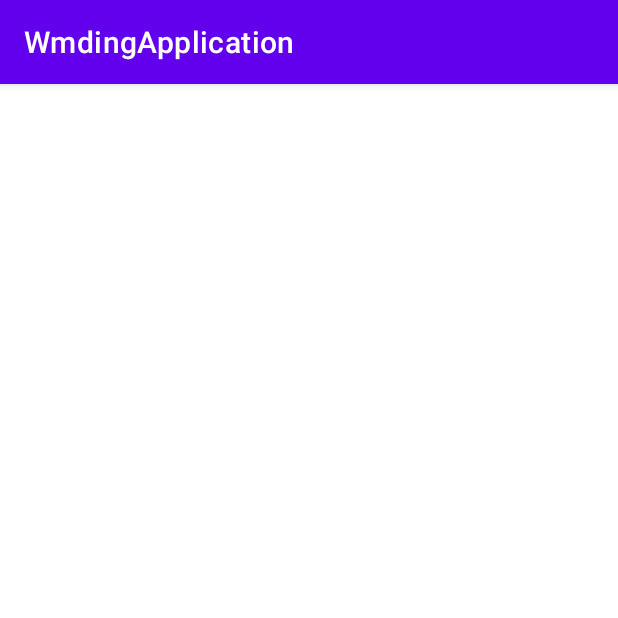
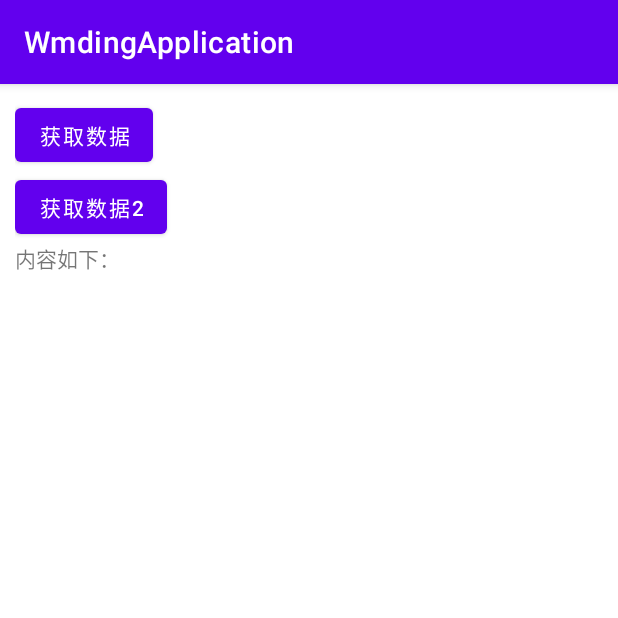
Before and after one commit to wmdkanhai/WmdingApplication, an Android app: the HandlerTestActivity screen opened directly, with no data from a screen before it, on a phone screen of 412 x 824 dp, the top half of it. Run offline under Robolectric (Android 15) with nearby library versions, the phone set to English and light mode, and no system bars.

Commit message:
add：Handler的基本使用

```diff
--- a/commonlib/src/main/java/com/wmding/commonlib/CommonActivity.java
+++ b/commonlib/src/main/java/com/wmding/commonlib/CommonActivity.java
@@ -33,9 +33,12 @@ public class CommonActivity extends AppCompatActivity {
     }
 
     public void handler(View view) {
-
+        Intent intent = new Intent(this, HandlerTestActivity.class);
+        startActivity(intent);
     }
 
     public void imageView(View view) {
+        Intent intent = new Intent(this, ImageViewActivity.class);
+        startActivity(intent);
     }
 }
--- a/commonlib/src/main/java/com/wmding/commonlib/HandlerTestActivity.java
+++ b/commonlib/src/main/java/com/wmding/commonlib/HandlerTestActivity.java
@@ -1,14 +1,141 @@
 package com.wmding.commonlib;
 
+import androidx.annotation.NonNull;
 import androidx.appcompat.app.AppCompatActivity;
 
+import android.app.Activity;
 import android.os.Bundle;
+import android.os.Handler;
+import android.os.Looper;
+import android.os.Message;
+import android.view.View;
+import android.widget.Button;
+import android.widget.TextView;
 
-public class HandlerTestActivity extends AppCompatActivity {
+import com.wmding.commonlib.utils.ThreadUtil;
+
+import java.lang.ref.WeakReference;
+
+public class HandlerTestActivity extends AppCompatActivity implements View.OnClickListener {
+
+    private TextView textView;
+    private Button btnGetData;
+    private Button btnGetData2;
+    private static final int UPDATE_TEXT_VIEW = 0;
+    private Handler handler;
+    private MyHandler myHandler;
 
     @Override
     protected void onCreate(Bundle savedInstanceState) {
         super.onCreate(savedInstanceState);
         setContentView(R.layout.activity_handler_test);
+
+        initView();
+        initData();
+    }
+
+    private void initView() {
+        textView = findViewById(R.id.textView);
+        textView.append("内容如下：\n");
+        btnGetData = findViewById(R.id.btn_get_data);
+        btnGetData.setOnClickListener(this);
+
+
+        btnGetData2 = findViewById(R.id.btn_get_data2);
+        btnGetData2.setOnClickListener(this);
+    }
+
+    private void initData() {
+        handler = new Handler(Looper.getMainLooper()) {
+            @Override
+            public void handleMessage(@NonNull Message msg) {
+                super.handleMessage(msg);
+                if (msg.what == UPDATE_TEXT_VIEW) {
+                    textView.append(msg.obj + "\n");
+                }
+            }
+        };
+
+        myHandler = new MyHandler(this);
+    }
+
+    @Override
+    public void onClick(View v) {
+        if (v.getId() == btnGetData.getId()) {
+            // 有内存泄漏
+            getData();
+        } else if (v.getId() == btnGetData2.getId()) {
+            // 无内存泄漏
+            getData2();
+        }
+    }
+
+
+    private void getData() {
+        ThreadUtil.getThreadPool().execute(new Runnable() {
+            @Override
+            public void run() {
+                // 模拟发送请求到服务端，获取数据
+                String response = "hello wmding, welcome!!!";
+
+                // 使用Handler进行更新UI
+                Message message = new Message();
+                message.what = UPDATE_TEXT_VIEW;
+                message.obj = response;
+                handler.sendMessageDelayed(message, 20000);
+            }
+        });
+    }
+
+
+    private void getData2() {
+        ThreadUtil.getThreadPool().execute(new Runnable() {
+            @Override
+            public void run() {
+                // 模拟发送请求到服务端，获取数据
+                String response = "hello wmding, welcome!!!";
+
+                // 使用Handler进行更新UI
+                Message message = new Message();
+                message.what = UPDATE_TEXT_VIEW;
+                message.obj = response;
+                myHandler.sendMessageDelayed(message, 20000);
+            }
+        });
+    }
+
+
+    public static class MyHandler extends Handler {
+        private WeakReference<HandlerTestActivity> mReference;
+
+        public MyHandler(HandlerTestActivity activity) {
+            mReference = new WeakReference<>(activity);
+        }
+
+        @Override
+        public void handleMessage(@NonNull Message msg) {
+            super.handleMessage(msg);
+
+            //获取弱引用Activity对象
+            HandlerTestActivity activity = mReference.get();
+
+            switch (msg.what) {
+                case UPDATE_TEXT_VIEW:
+                    activity.textView.append(msg.obj + "\n");
+                    break;
+                default:
+                    break;
+            }
+        }
+    }
+
+    @Override
+    protected void onDestroy() {
+        super.onDestroy();
+
+        //移除handler所有消息
+        if (myHandler != null) {
+            myHandler.removeCallbacksAndMessages(null);
+        }
     }
 }
--- a/commonlib/src/main/res/layout/activity_handler_test.xml
+++ b/commonlib/src/main/res/layout/activity_handler_test.xml
@@ -6,4 +6,32 @@
         android:layout_height="match_parent"
         tools:context=".HandlerTestActivity">
 
+    <LinearLayout
+            android:padding="10dp"
+            android:orientation="vertical"
+            android:layout_width="match_parent"
+            android:layout_height="match_parent"
+            app:layout_constraintEnd_toEndOf="parent"
+            app:layout_constraintStart_toStartOf="parent"
+            app:layout_constraintTop_toTopOf="parent"
+            app:layout_constraintBottom_toBottomOf="parent">
+
+        <Button
+                android:id="@+id/btn_get_data"
+                android:layout_width="wrap_content"
+                android:layout_height="wrap_content"
+                android:text="获取数据" />
+
+        <Button
+                android:id="@+id/btn_get_data2"
+                android:layout_width="wrap_content"
+                android:layout_height="wrap_content"
+                android:text="获取数据2" />
+
+        <TextView
+                android:layout_width="match_parent"
+                android:layout_height="wrap_content"
+                android:id="@+id/textView" />
+    </LinearLayout>
+
 </androidx.constraintlayout.widget.ConstraintLayout>
```
